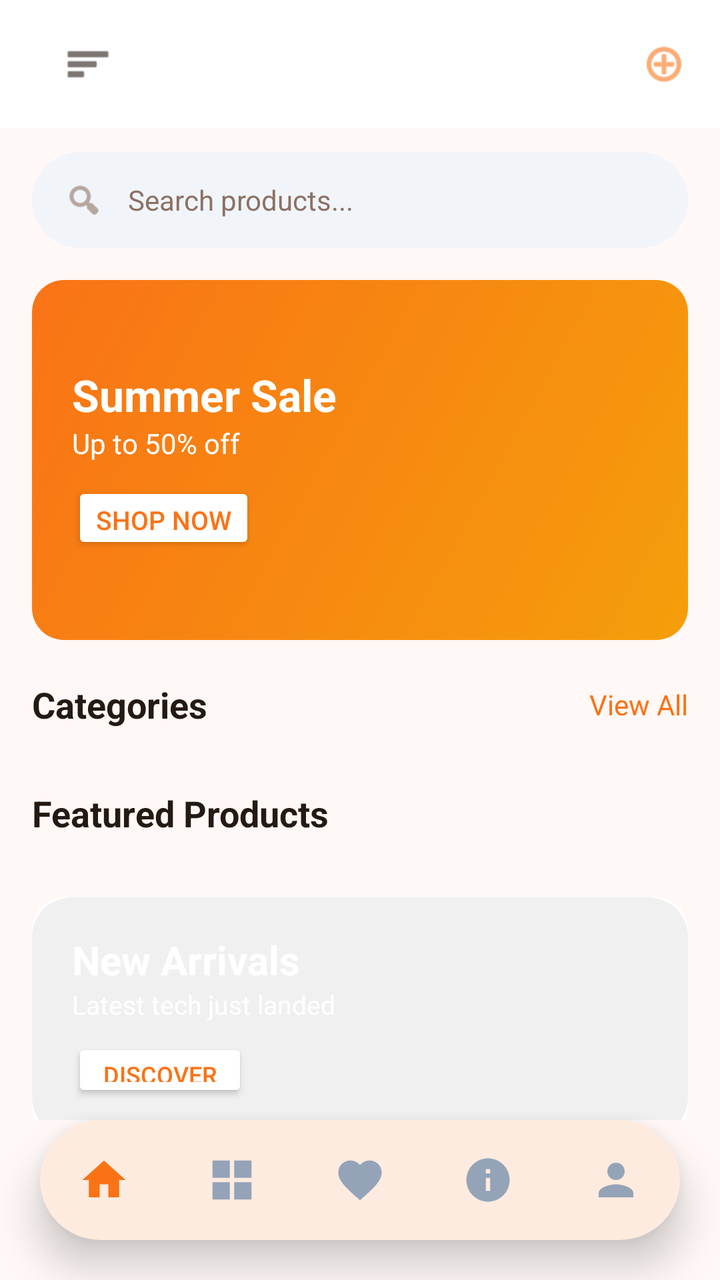
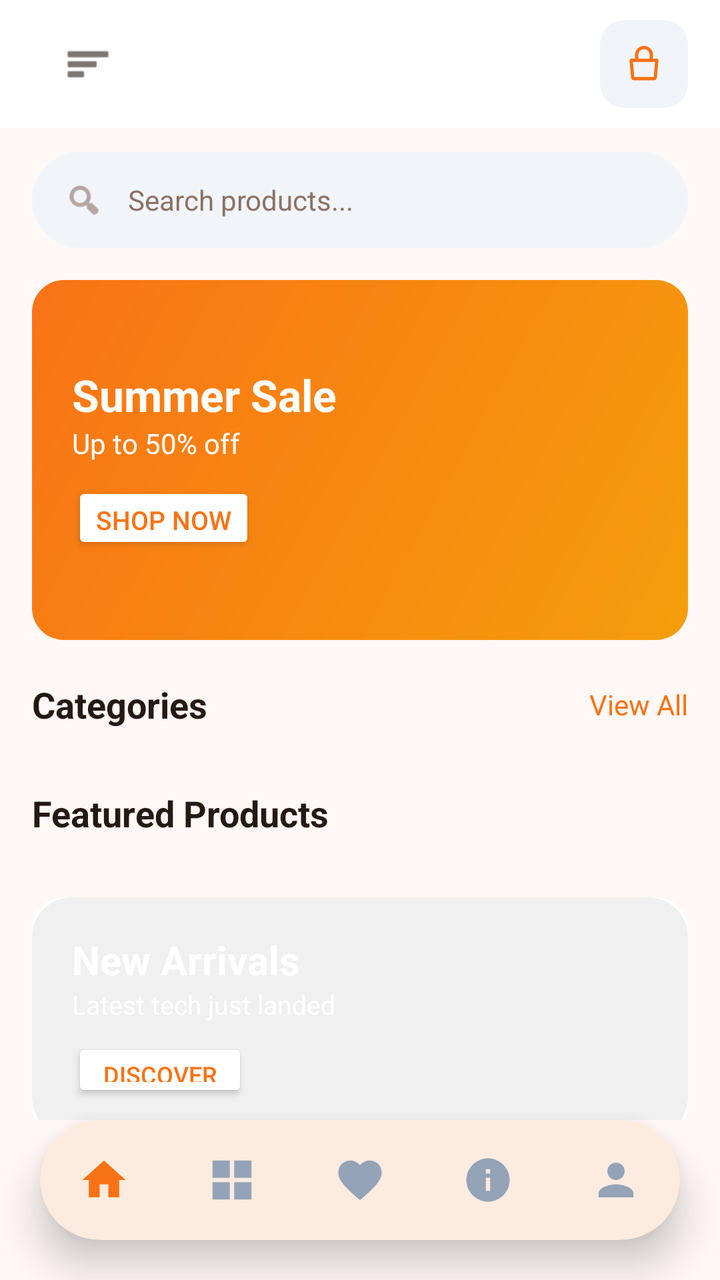

Two renders of the same Android screen: before a commit and after it. Below are the layout's source before the change and the commit's diff.
<!-- AndroidManifest.xml: application theme Theme.BeckieDealApp -->
<!-- res/layout/activity_main.xml -->
<?xml version="1.0" encoding="utf-8"?>
<androidx.constraintlayout.widget.ConstraintLayout xmlns:android="http://schemas.android.com/apk/res/android"
    xmlns:app="http://schemas.android.com/apk/res-auto"
    xmlns:tools="http://schemas.android.com/tools"
    android:layout_width="match_parent"
    android:layout_height="match_parent"
    android:background="@color/background"
    android:fitsSystemWindows="true"
    tools:context=".MainActivity">

    <com.google.android.material.appbar.MaterialToolbar
        android:id="@+id/topAppBar"
        android:layout_width="match_parent"
        android:layout_height="64dp"
        android:background="@color/surface"
        android:elevation="0dp"
        app:layout_constraintTop_toTopOf="parent">
        <RelativeLayout
            android:layout_width="match_parent"
            android:layout_height="match_parent"
            android:paddingHorizontal="16dp">
            <ImageView
                android:id="@+id/menuIcon"
                android:layout_width="24dp"
                android:layout_height="24dp"
                android:layout_alignParentStart="true"
                android:layout_centerVertical="true"
                android:src="@android:drawable/ic_menu_sort_by_size"
                android:tint="@color/text_primary" />
            <ImageView
                android:id="@+id/logoImage"
                android:layout_width="120dp"
                android:layout_height="40dp"
                android:layout_centerInParent="true"
                android:scaleType="fitCenter"
                android:src="@mipmap/ic_launcher" />
            <ImageView
                android:id="@+id/cartIcon"
                android:layout_width="24dp"
                android:layout_height="24dp"
                android:layout_alignParentEnd="true"
                android:layout_centerVertical="true"
                android:src="@android:drawable/ic_menu_add"
                android:tint="@color/primary" />
        </RelativeLayout>
    </com.google.android.material.appbar.MaterialToolbar>

    <androidx.core.widget.NestedScrollView
        android:layout_width="match_parent"
        android:layout_height="0dp"
        android:fillViewport="true"
        app:layout_constraintTop_toBottomOf="@id/topAppBar"
        app:layout_constraintBottom_toTopOf="@id/bottomNavigationContainer">
        <LinearLayout
            android:layout_width="match_parent"
            android:layout_height="wrap_content"
            android:orientation="vertical"
            android:paddingBottom="100dp">

            
            <FrameLayout
                android:id="@+id/searchBar"
                android:layout_width="match_parent"
                android:layout_height="48dp"
                android:layout_marginHorizontal="16dp"
                android:layout_marginTop="12dp"
                android:background="@drawable/search_background"
                android:clickable="true"
                android:focusable="true">
                <ImageView
                    android:layout_width="20dp"
                    android:layout_height="20dp"
                    android:layout_gravity="center_vertical"
                    android:layout_marginStart="16dp"
                    android:src="@android:drawable/ic_menu_search"
                    android:tint="@color/text_secondary" />
                <TextView
                    android:layout_width="wrap_content"
                    android:layout_height="wrap_content"
                    android:layout_gravity="center_vertical"
                    android:layout_marginStart="48dp"
                    android:text="Search products..."
                    android:textColor="@color/text_secondary"
                    android:textSize="14sp" />
            </FrameLayout>

            
            <androidx.cardview.widget.CardView
                android:layout_width="match_parent"
                android:layout_height="180dp"
                android:layout_marginHorizontal="16dp"
                android:layout_marginTop="16dp"
                app:cardCornerRadius="16dp"
                app:cardElevation="0dp">
                <FrameLayout
                    android:layout_width="match_parent"
                    android:layout_height="match_parent"
                    android:background="@drawable/hero_gradient">
                    <LinearLayout
                        android:layout_width="wrap_content"
                        android:layout_height="wrap_content"
                        android:layout_gravity="center_vertical"
                        android:layout_marginStart="20dp"
                        android:orientation="vertical">
                        <TextView
                            android:layout_width="wrap_content"
                            android:layout_height="wrap_content"
                            android:text="Summer Sale"
                            android:textColor="@android:color/white"
                            android:textSize="22sp"
                            android:textStyle="bold" />
                        <TextView
                            android:layout_width="wrap_content"
                            android:layout_height="wrap_content"
                            android:text="Up to 50% off"
                            android:textColor="@android:color/white"
                            android:textSize="14sp" />
                        <Button
                            android:id="@+id/shopNowButton"
                            android:layout_width="wrap_content"
                            android:layout_height="36dp"
                            android:layout_marginTop="10dp"
                            android:backgroundTint="@android:color/white"
                            android:text="Shop Now"
                            android:textColor="@color/primary"
                            android:textSize="13sp" />
                    </LinearLayout>
                </FrameLayout>
            </androidx.cardview.widget.CardView>

            
            <RelativeLayout
                android:layout_width="match_parent"
                android:layout_height="wrap_content"
                android:layout_marginHorizontal="16dp"
                android:layout_marginTop="20dp">
                <TextView
                    android:layout_width="wrap_content"
                    android:layout_height="wrap_content"
                    android:layout_alignParentStart="true"
                    android:layout_centerVertical="true"
                    android:text="Categories"
                    android:textColor="@color/text_primary"
                    android:textSize="18sp"
                    android:textStyle="bold" />
                <TextView
                    android:id="@+id/viewAllCategories"
                    android:layout_width="wrap_content"
                    android:layout_height="wrap_content"
                    android:layout_alignParentEnd="true"
                    android:layout_centerVertical="true"
                    android:clickable="true"
                    android:focusable="true"
                    android:text="View All"
                    android:textColor="@color/primary"
                    android:textSize="14sp" />
            </RelativeLayout>

            <HorizontalScrollView
                android:layout_width="match_parent"
                android:layout_height="wrap_content"
                android:layout_marginTop="10dp"
                android:scrollbars="none">
                <LinearLayout
                    android:id="@+id/categoriesContainer"
                    android:layout_width="wrap_content"
                    android:layout_height="wrap_content"
                    android:orientation="horizontal"
                    android:paddingHorizontal="16dp" />
            </HorizontalScrollView>

            
            <RelativeLayout
                android:layout_width="match_parent"
                android:layout_height="wrap_content"
                android:layout_marginHorizontal="16dp"
                android:layout_marginTop="20dp">
                <TextView
                    android:layout_width="wrap_content"
                    android:layout_height="wrap_content"
                    android:layout_alignParentStart="true"
                    android:layout_centerVertical="true"
                    android:text="Featured Products"
                    android:textColor="@color/text_primary"
                    android:textSize="18sp"
                    android:textStyle="bold" />
            </RelativeLayout>

            <GridLayout
                android:id="@+id/productsGrid"
                android:layout_width="match_parent"
                android:layout_height="wrap_content"
                android:layout_marginHorizontal="16dp"
                android:layout_marginTop="10dp"
                android:columnCount="2" />

            
            <androidx.cardview.widget.CardView
                android:layout_width="match_parent"
                android:layout_height="120dp"
                android:layout_marginHorizontal="16dp"
                android:layout_marginTop="20dp"
                app:cardCornerRadius="16dp"
                app:cardElevation="0dp">
                <FrameLayout
                    android:layout_width="match_parent"
                    android:layout_height="match_parent"
                    android:background="@drawable/brand_background">
                    <LinearLayout
                        android:layout_width="wrap_content"
                        android:layout_height="wrap_content"
                        android:layout_gravity="center_vertical"
                        android:layout_marginStart="20dp"
                        android:orientation="vertical">
                        <TextView
                            android:layout_width="wrap_content"
                            android:layout_height="wrap_content"
                            android:text="New Arrivals"
                            android:textColor="@android:color/white"
                            android:textSize="20sp"
                            android:textStyle="bold" />
                        <TextView
                            android:layout_width="wrap_content"
                            android:layout_height="wrap_content"
                            android:text="Latest tech just landed"
                            android:textColor="@android:color/white"
                            android:textSize="13sp" />
                        <Button
                            android:id="@+id/discoverButton"
                            android:layout_width="wrap_content"
                            android:layout_height="32dp"
                            android:layout_marginTop="8dp"
                            android:backgroundTint="@android:color/white"
                            android:text="Discover"
                            android:textColor="@color/primary"
                            android:textSize="12sp" />
                    </LinearLayout>
                </FrameLayout>
            </androidx.cardview.widget.CardView>

        </LinearLayout>
    </androidx.core.widget.NestedScrollView>

    
    <com.google.android.material.card.MaterialCardView
        android:id="@+id/bottomNavigationContainer"
        android:layout_width="0dp"
        android:layout_height="wrap_content"
        android:layout_marginStart="20dp"
        android:layout_marginEnd="20dp"
        android:layout_marginBottom="20dp"
        app:cardCornerRadius="36dp"
        app:cardElevation="12dp"
        app:cardBackgroundColor="@color/surface"
        app:strokeWidth="0dp"
        app:layout_constraintBottom_toBottomOf="parent"
        app:layout_constraintStart_toStartOf="parent"
        app:layout_constraintEnd_toEndOf="parent">

        <com.google.android.material.bottomnavigation.BottomNavigationView
            android:id="@+id/bottomNavigation"
            android:layout_width="match_parent"
            android:layout_height="60dp"
            android:background="@android:color/transparent"
            app:backgroundTint="@android:color/transparent"
            app:elevation="0dp"
            app:labelVisibilityMode="unlabeled"
            app:itemIconSize="26dp"
            app:menu="@menu/bottom_nav_menu" />
    </com.google.android.material.card.MaterialCardView>

</androidx.constraintlayout.widget.ConstraintLayout>
<!-- resources referenced by this layout -->
<resources>
  <color name="background">#FFF8F6</color>
  <color name="primary">#F97316</color>
  <color name="surface">#FFFFFF</color>
  <color name="text_primary">#251913</color>
  <color name="text_secondary">#8C7164</color>
  <!-- drawable brand_background (drawable) -->
  <?xml version="1.0" encoding="utf-8"?>
  <shape xmlns:android="http://schemas.android.com/apk/res/android">
      <solid android:color="#F0F0F0" />
      <corners android:radius="20dp" />
  </shape>
  <!-- drawable hero_gradient (drawable) -->
  <?xml version="1.0" encoding="utf-8"?>
  <shape xmlns:android="http://schemas.android.com/apk/res/android">
      <gradient
          android:angle="135"
          android:startColor="#F59E0B"
          android:endColor="#F97316"
          android:type="linear" />
  </shape>
  <!-- drawable search_background (drawable) -->
  <?xml version="1.0" encoding="utf-8"?>
  <shape xmlns:android="http://schemas.android.com/apk/res/android">
      <solid android:color="@color/input_background" />
      <corners android:radius="24dp" />
  </shape>
  <!-- mipmap ic_launcher (mipmap-anydpi-v26) -->
  <?xml version="1.0" encoding="utf-8"?>
  <adaptive-icon xmlns:android="http://schemas.android.com/apk/res/android">
      <background android:drawable="@color/ic_launcher_background"/>
      <foreground android:drawable="@mipmap/ic_launcher_foreground"/>
  </adaptive-icon>
  <style name="Theme.BeckieDealApp" parent="Base.Theme.BeckieDealApp" />
  <color name="input_background">#F1F5F9</color>
  <color name="ic_launcher_background">#FFFFFF</color>
  <color name="on_primary">#FFFFFF</color>
  <color name="primary_container">#F97316</color>
  <color name="on_primary_container">#582200</color>
  <color name="on_surface">#251913</color>
  <style name="Widget.App.BottomNavigationView.ActiveIndicator" parent="Widget.Material3.BottomNavigationView.ActiveIndicator">
          <item name="android:color">@color/badge_bg</item>
          <item name="android:width">48dp</item>
          <item name="android:height">36dp</item>
          <item name="shapeAppearance">@style/ShapeAppearance.App.BottomNavigationView.ActiveIndicator</item>
      </style>
  <color name="badge_bg">#FFF1EB</color>
  <style name="ShapeAppearance.App.BottomNavigationView.ActiveIndicator" parent="">
          <item name="cornerFamily">rounded</item>
          <item name="cornerSize">50%</item>
      </style>
  <!-- unchanged entries left out for length: 2 -->
</resources>

<!-- the commit's change to res/layout/activity_main.xml (unified diff, before → after) -->
@@ -34,14 +34,38 @@
                 android:layout_centerInParent="true"
                 android:scaleType="fitCenter"
                 android:src="@mipmap/ic_launcher" />
-            <ImageView
-                android:id="@+id/cartIcon"
-                android:layout_width="24dp"
-                android:layout_height="24dp"
+            <RelativeLayout
+                android:id="@+id/cartContainer"
+                android:layout_width="44dp"
+                android:layout_height="44dp"
                 android:layout_alignParentEnd="true"
                 android:layout_centerVertical="true"
-                android:src="@android:drawable/ic_menu_add"
-                android:tint="@color/primary" />
+                android:background="@drawable/form_field_background">
+
+                <ImageView
+                    android:id="@+id/cartIcon"
+                    android:layout_width="22dp"
+                    android:layout_height="22dp"
+                    android:layout_centerInParent="true"
+                    android:src="@drawable/ic_shopping_bag"
+                    app:tint="@color/primary" />
+
+                <TextView
+                    android:id="@+id/cartBadge"
+                    android:layout_width="18dp"
+                    android:layout_height="18dp"
+                    android:layout_alignParentEnd="true"
+                    android:layout_alignParentTop="true"
+                    android:background="@drawable/badge_pill"
+                    android:backgroundTint="@color/red_error"
+                    android:gravity="center"
+                    android:text="0"
+                    android:textColor="@color/white_fixed"
+                    android:textSize="9sp"
+                    android:textStyle="bold"
+                    android:visibility="gone" />
+
+            </RelativeLayout>
         </RelativeLayout>
     </com.google.android.material.appbar.MaterialToolbar>
 
<!-- resource entries referenced after the edit -->
@@ -2,14 +2,28 @@
 <resources>
   <color name="background">#FFF8F6</color>
   <color name="primary">#F97316</color>
+  <color name="red_error">#EF4444</color>
   <color name="surface">#FFFFFF</color>
   <color name="text_primary">#251913</color>
   <color name="text_secondary">#8C7164</color>
+  <color name="white_fixed">#FFFFFF</color>
+  <!-- drawable badge_pill (drawable) -->
+  <?xml version="1.0" encoding="utf-8"?>
+  <shape xmlns:android="http://schemas.android.com/apk/res/android">
+      <solid android:color="#33FFFFFF" />
+      <corners android:radius="4dp" />
+  </shape>
   <!-- drawable brand_background (drawable) -->
   <?xml version="1.0" encoding="utf-8"?>
   <shape xmlns:android="http://schemas.android.com/apk/res/android">
       <solid android:color="#F0F0F0" />
       <corners android:radius="20dp" />
+  </shape>
+  <!-- drawable form_field_background (drawable) -->
+  <?xml version="1.0" encoding="utf-8"?>
+  <shape xmlns:android="http://schemas.android.com/apk/res/android">
+      <solid android:color="@color/input_background" />
+      <corners android:radius="12dp" />
   </shape>
   <!-- drawable hero_gradient (drawable) -->
   <?xml version="1.0" encoding="utf-8"?>
@@ -20,6 +34,33 @@
           android:endColor="#F97316"
           android:type="linear" />
   </shape>
+  <!-- drawable ic_shopping_bag (drawable) -->
+  <?xml version="1.0" encoding="utf-8"?>
+  <vector xmlns:android="http://schemas.android.com/apk/res/android"
+      android:width="24dp"
+      android:height="24dp"
+      android:viewportWidth="24"
+      android:viewportHeight="24">
+  
+      
+      <path
+          android:fillColor="@android:color/transparent"
+          android:strokeColor="@android:color/white"
+          android:strokeWidth="1.8"
+          android:strokeLineCap="round"
+          android:strokeLineJoin="round"
+          android:pathData="M8,10 L8,7 A4,4 0 0 1 16,7 L16,10" />
+  
+      
+      <path
+          android:fillColor="@android:color/transparent"
+          android:strokeColor="@android:color/white"
+          android:strokeWidth="1.8"
+          android:strokeLineCap="round"
+          android:strokeLineJoin="round"
+          android:pathData="M5,10 L5.8,19.2 A1,1 0 0 0 6.8,20 L17.2,20 A1,1 0 0 0 18.2,19.2 L19,10 Z" />
+  
+  </vector>
   <!-- drawable search_background (drawable) -->
   <?xml version="1.0" encoding="utf-8"?>
   <shape xmlns:android="http://schemas.android.com/apk/res/android">
